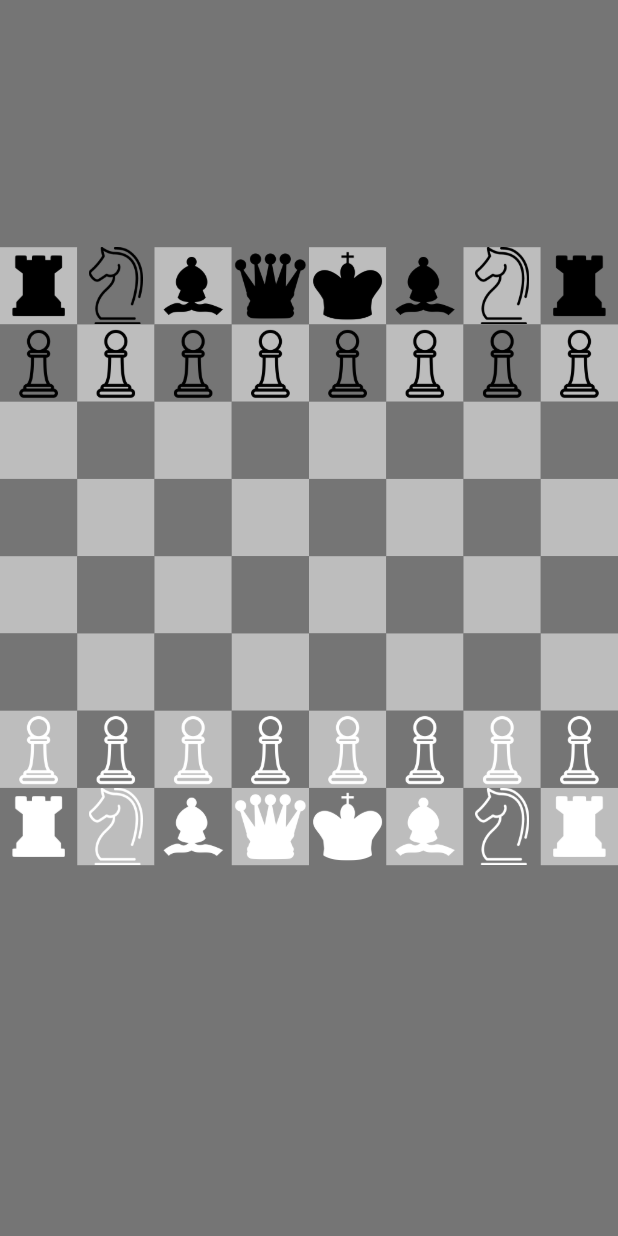
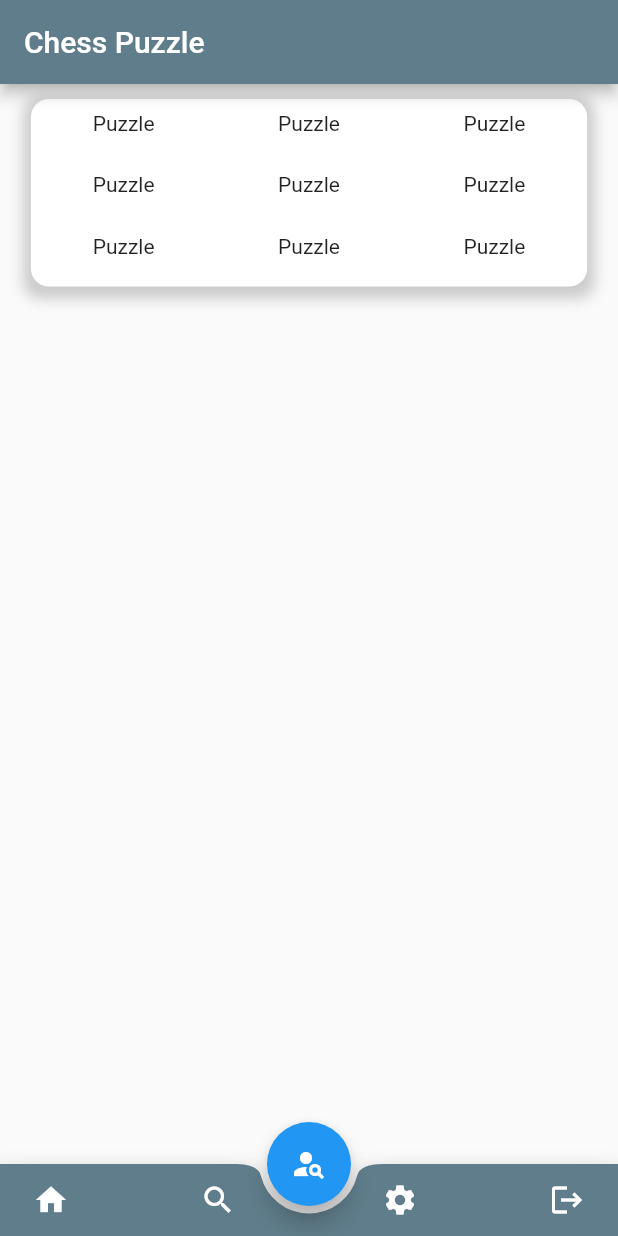
Before and after one commit to cenkgrs/Flutter-Chess-App, a Flutter app: the screen it shows after launch, on a phone screen of 412 x 824 dp. Run offline on Flutter 3.47's test engine with Material 2 defaults, Android fonts, the phone set to English and light mode, and no system bars.

Commit message:
- Router initialized - Bottom Navbar - Dead piece padding - App bar - Fast puzzles shortcut started

```diff
--- a/lib/main.dart
+++ b/lib/main.dart
@@ -1,3 +1,4 @@
+import 'package:chess_puzzle_app/screens/home_page_screen.dart';
 import 'package:flutter/material.dart';
 
 import 'game_board.dart';
@@ -11,9 +12,12 @@ class MyApp extends StatelessWidget {
 
   @override
   Widget build(BuildContext context) {
-    return const MaterialApp(
-      debugShowCheckedModeBanner: false,
-      home: GameBoard(),
-    );
+    return MaterialApp(
+        debugShowCheckedModeBanner: false,
+        initialRoute: '/',
+        routes: {
+          '/': (context) => const HomeScreen(),
+          '/game': (context) => const GameBoard()
+        });
   }
 }
--- /dev/null
+++ b/lib/screens/home_page_screen.dart
@@ -0,0 +1,34 @@
+import 'package:chess_puzzle_app/game_board.dart';
+import 'package:chess_puzzle_app/values/colors.dart';
+import 'package:chess_puzzle_app/widgets/bottomNavbar.dart';
+import 'package:chess_puzzle_app/widgets/fastPuzzles.dart';
+import 'package:flutter/material.dart';
+
+import 'package:provider/provider.dart';
+
+class HomeScreen extends StatelessWidget {
+  const HomeScreen({Key? key}) : super(key: key);
+
+  @override
+  Widget build(BuildContext context) => MaterialApp(
+      title: 'Chess Puzzle',
+      home: Scaffold(
+          floatingActionButton: FloatingActionButton(
+              backgroundColor: themeSecondaryColor,
+              heroTag: UniqueKey(),
+              onPressed: () {
+                Navigator.push(
+                  context,
+                  MaterialPageRoute(builder: (context) => const GameBoard()),
+                );
+              },
+              child: const Icon(Icons.person_search_sharp)),
+          floatingActionButtonLocation:
+              FloatingActionButtonLocation.centerDocked,
+          appBar: AppBar(
+              backgroundColor: themeColor, title: const Text('Chess Puzzle')),
+          body: ListView(
+            children: const <Widget>[FastPuzzles()],
+          ),
+          bottomNavigationBar: const BottomNavbar()));
+}
--- a/lib/values/colors.dart
+++ b/lib/values/colors.dart
@@ -5,3 +5,6 @@ var foregroundColor = Colors.grey[400];
 
 var selectedPieceColor = Colors.brown[600];
 var validMoveColor = Colors.brown[600];
+
+var themeColor = Colors.blueGrey[500];
+var themeSecondaryColor = Colors.blue;
--- /dev/null
+++ b/lib/widgets/bottomNavbar.dart
@@ -0,0 +1,124 @@
+import 'package:chess_puzzle_app/game_board.dart';
+import 'package:chess_puzzle_app/values/colors.dart';
+import 'package:flutter/material.dart';
+import 'package:chess_puzzle_app/screens/home_page_screen.dart';
+import 'package:chess_puzzle_app/main.dart';
+
+class BottomNavbar extends StatefulWidget {
+  const BottomNavbar({Key? key}) : super(key: key);
+
+  final index = 0;
+
+  @override
+  State<BottomNavbar> createState() => _BottomNavbarState();
+}
+
+class _BottomNavbarState extends State<BottomNavbar> {
+  void initState() {
+    super.initState();
+  }
+
+  @override
+  Widget build(BuildContext context) {
+    navigationAction(selectedIndex) {
+      switch (selectedIndex) {
+        // Home Page
+        case 0:
+          if (widget.index == 0) {
+            break;
+          }
+          Navigator.push(
+            context,
+            MaterialPageRoute(builder: (context) => GameBoard()),
+          );
+          break;
+
+        case 1:
+          if (widget.index == 1) {
+            break;
+          }
+          Navigator.push(
+            context,
+            MaterialPageRoute(builder: (context) => GameBoard()),
+          );
+          break;
+
+        case 2:
+          if (widget.index == 2) {
+            break;
+          }
+          Navigator.push(
+            context,
+            MaterialPageRoute(builder: (context) => GameBoard()),
+          );
+          break;
+
+        case 3:
+          if (widget.index == 3) {
+            break;
+          }
+          Navigator.push(
+            context,
+            MaterialPageRoute(builder: (context) => GameBoard()),
+          );
+          break;
+        // Log Out
+        case 4:
+          Navigator.push(
+            context,
+            MaterialPageRoute(builder: (context) => const MyApp()),
+          );
+          break;
+        default:
+          break;
+      }
+    }
+
+    adminBottomNavbar() {
+      return BottomAppBar(
+          notchMargin: 5,
+          color: themeColor,
+          shape: const CircularNotchedRectangle(),
+          child: Row(
+            mainAxisSize: MainAxisSize.max,
+            mainAxisAlignment: MainAxisAlignment.spaceBetween,
+            children: <Widget>[
+              IconButton(
+                padding: const EdgeInsets.only(left: 20),
+                icon: const Icon(Icons.home, color: Colors.white),
+                onPressed: () {
+                  navigationAction(0);
+                },
+              ),
+              IconButton(
+                icon: const Icon(
+                  Icons.search,
+                  color: Colors.white,
+                ),
+                onPressed: () {
+                  navigationAction(1);
+                },
+              ),
+              IconButton(
+                icon: const Icon(
+                  Icons.settings,
+                  color: Colors.white,
+                ),
+                onPressed: () {
+                  navigationAction(3);
+                },
+              ),
+              IconButton(
+                padding: const EdgeInsets.only(right: 20),
+                icon: const Icon(Icons.logout, color: Colors.white),
+                onPressed: () {
+                  navigationAction(4);
+                },
+              )
+            ],
+          ));
+    }
+
+    return adminBottomNavbar();
+  }
+}
--- /dev/null
+++ b/lib/widgets/fastPuzzles.dart
@@ -0,0 +1,54 @@
+import 'package:chess_puzzle_app/game_board.dart';
+import 'package:flutter/material.dart';
+
+class FastPuzzles extends StatelessWidget {
+  const FastPuzzles({super.key});
+
+  @override
+  Widget build(BuildContext context) {
+    double width = MediaQuery.of(context).size.width;
+
+    return Center(
+        child: Padding(
+      padding: const EdgeInsets.all(10),
+      child: GestureDetector(
+        onTap: () {
+          Navigator.push(
+            context,
+            MaterialPageRoute(builder: (context) => const GameBoard()),
+          );
+          ;
+        },
+        child: Container(
+          width: width * 0.9,
+          height: 125,
+          decoration: BoxDecoration(
+            borderRadius: BorderRadius.circular(12),
+            color: Colors.white,
+            boxShadow: [
+              BoxShadow(
+                color: Colors.grey.withOpacity(0.5),
+                spreadRadius: 5,
+                blurRadius: 7,
+                offset: const Offset(0, 3),
+              ),
+            ],
+          ),
+          child: GridView.builder(
+            itemCount: 9,
+            physics: const NeverScrollableScrollPhysics(),
+            gridDelegate: const SliverGridDelegateWithFixedCrossAxisCount(
+                crossAxisCount: 3, childAspectRatio: 3),
+            itemBuilder: (context, index) => const Padding(
+                padding: EdgeInsets.all(8),
+                child: Column(
+                  children: [
+                    Text('Puzzle'),
+                  ],
+                )),
+          ),
+        ),
+      ),
+    ));
+  }
+}
--- a/pubspec.yaml
+++ b/pubspec.yaml
@@ -9,6 +9,10 @@ environment:
 dependencies:
   flutter:
     sdk: flutter
+  http: ^0.13.5
+
+  provider:
+
 
 dev_dependencies:
   flutter_test:
```
Also changed, not shown: lib/components/dead_piece.dart (+5 -2 lines), pubspec.lock.
